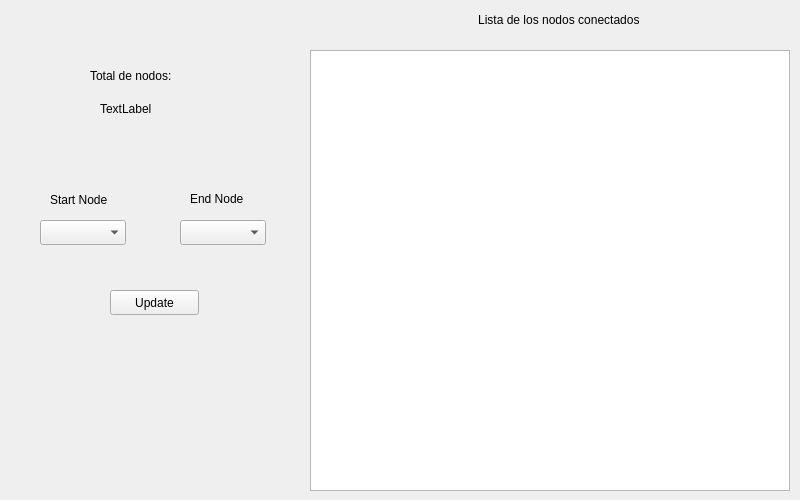
Before: the Qt Designer form Client/mainwindow.ui in sebas-mora28/ExtraclaseII_DatosII, drawn with Qt 5.
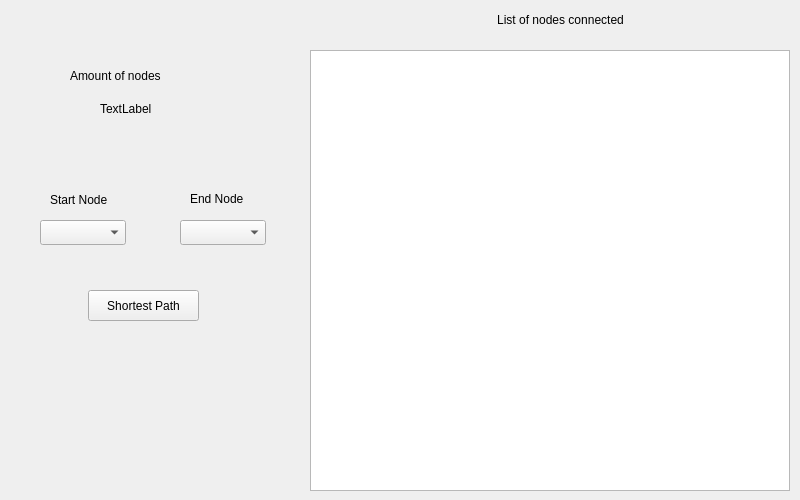
After: the same form once the commit is applied.

```diff
--- a/Client/mainwindow.ui
+++ b/Client/mainwindow.ui
@@ -30,27 +30,27 @@
    <widget class="QPushButton" name="pushButton">
     <property name="geometry">
      <rect>
-      <x>110</x>
+      <x>88</x>
       <y>290</y>
-      <width>89</width>
-      <height>25</height>
+      <width>111</width>
+      <height>31</height>
      </rect>
     </property>
     <property name="text">
-     <string>Update</string>
+     <string>Shortest Path</string>
     </property>
    </widget>
    <widget class="QLabel" name="label">
     <property name="geometry">
      <rect>
-      <x>90</x>
+      <x>70</x>
       <y>60</y>
-      <width>111</width>
+      <width>131</width>
       <height>31</height>
      </rect>
     </property>
     <property name="text">
-     <string>Total de nodos:</string>
+     <string>Amount of nodes</string>
     </property>
    </widget>
    <widget class="QLabel" name="amount_of_nodos">
@@ -76,7 +76,7 @@
      </rect>
     </property>
     <property name="text">
-     <string>Lista de los nodos conectados </string>
+     <string>List of nodes connected</string>
     </property>
     <property name="textFormat">
      <enum>Qt::AutoText</enum>
```
Left out of the diff: 2 changed lines with no effect on the pictures.
